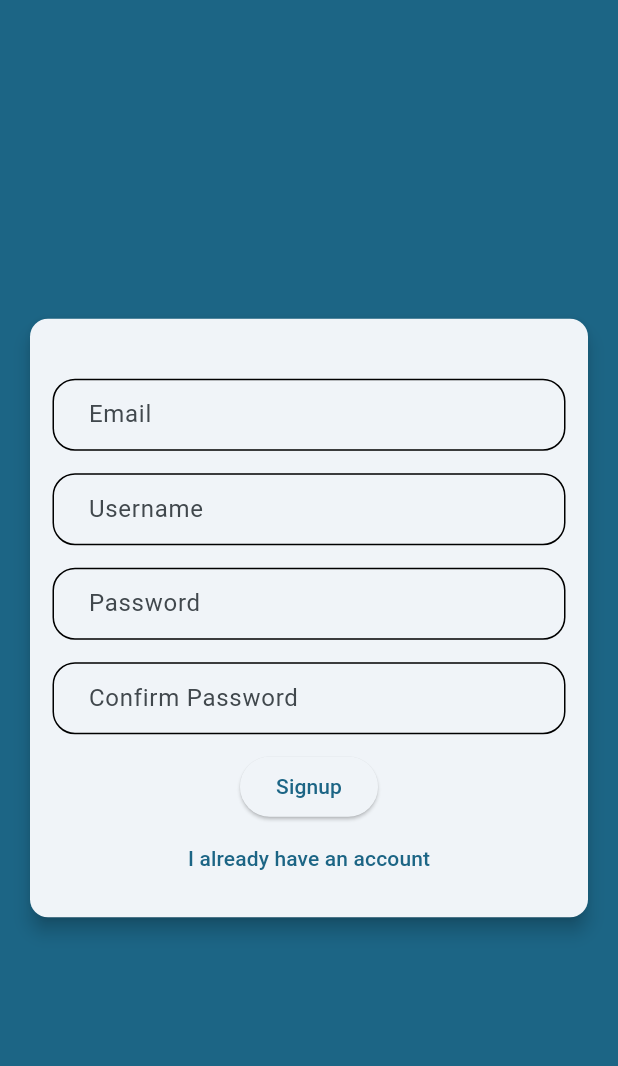
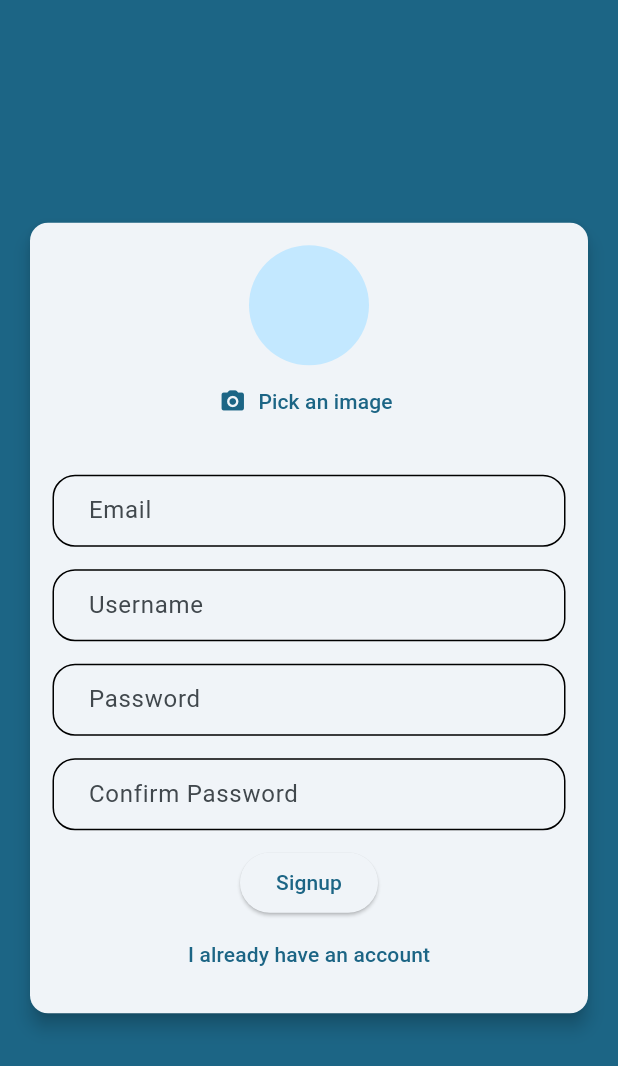
Before and after one commit to tux-1/chat-app, a Flutter app: the screen it shows after launch, after a tap on "Login", after a tap on "Create new account", on a phone screen of 412 x 824 dp. Shown: the top 1066 px of the screen. Run offline on Flutter 3.47's test engine with Material 3 defaults, Android fonts, the phone set to English and light mode, and no system bars; our stand-ins replace cloud_firestore, firebase_auth, firebase_core, firebase_storage, form_validator, image_picker; accounts and stored records are empty.

Commit message:
Image uploads + UI updates

```diff
--- a/lib/screens/chat_screen.dart
+++ b/lib/screens/chat_screen.dart
@@ -12,6 +12,7 @@ class ChatScreen extends StatelessWidget {
     return Scaffold(
       drawer: Drawer(
         child: Column(
+          mainAxisAlignment: MainAxisAlignment.spaceAround,
           children: [
             TextButton.icon(
                 onPressed: () {
--- a/lib/services/firebase_helper.dart
+++ b/lib/services/firebase_helper.dart
@@ -1,5 +1,9 @@
+import 'dart:io';
+
 import 'package:cloud_firestore/cloud_firestore.dart';
 import 'package:firebase_auth/firebase_auth.dart';
+import 'package:firebase_storage/firebase_storage.dart';
+import 'package:image_picker/image_picker.dart';
 
 import '../models/exception_message.dart';
 
@@ -11,6 +15,7 @@ class FireBaseHelper {
     required String password,
     required String username,
     required bool isLogin,
+    required XFile? file,
   }) async {
     final UserCredential authResult;
 
@@ -27,12 +32,22 @@ class FireBaseHelper {
           email: email,
           password: password,
         );
+        final ref = FirebaseStorage.instance
+            .ref()
+            .child('user_images')
+            .child('${authResult.user!.uid}.jpg');
+
+        await ref.putFile(File(file!.path)).whenComplete(() => null);
+
+        final url = await ref.getDownloadURL();
+
         await FirebaseFirestore.instance
             .collection('users/')
             .doc(authResult.user?.uid)
             .set({
           'username': username,
           'email': email,
+          'image_url': url,
         });
       }
     } on FirebaseAuthException catch (error) {
--- a/lib/widgets/auth_form.dart
+++ b/lib/widgets/auth_form.dart
@@ -1,10 +1,13 @@
 // ignore_for_file: prefer_const_constructors, prefer_const_literals_to_create_immutables
+
 
 import 'package:flutter/material.dart';
 import 'package:form_validator/form_validator.dart';
+import 'package:image_picker/image_picker.dart';
 
 import '../services/firebase_helper.dart';
 import 'custom_textformfield.dart';
+import 'image_picker.dart';
 
 class AuthForm extends StatefulWidget {
   const AuthForm({super.key});
@@ -21,6 +24,13 @@ class _AuthFormState extends State<AuthForm> {
   final _confirmPasswordController = TextEditingController();
   late bool _isLogin;
   bool _isLoading = false;
+  XFile? _userImageFile;
+
+  void _pickedImage(XFile? image) {
+    setState(() {
+      _userImageFile = image;
+    });
+  }
 
   void _setLoading(bool newLoadingStatus) {
     setState(() {
@@ -32,13 +42,26 @@ class _AuthFormState extends State<AuthForm> {
     FocusScope.of(context).unfocus();
     final isValid = _formKey.currentState?.validate();
 
+    if (_userImageFile == null && !_isLogin) {
+      ScaffoldMessenger.of(context).showSnackBar(SnackBar(
+        content: Text('Pick an image lol'),
+        backgroundColor: Theme.of(context).colorScheme.error,
+        showCloseIcon: true,
+      ));
+      return;
+    }
+
     if (isValid == true) {
       _setLoading(true);
+
+
+
       await FireBaseHelper.submitAuthForm(
         email: _emailController.text,
         password: _passwordController.text.trim(),
         isLogin: _isLogin,
         username: _usernameController.text.trim(),
+        file: _userImageFile,
       ).onError((error, stackTrace) {
         if (mounted) {
           _setLoading(false);
@@ -74,11 +97,15 @@ class _AuthFormState extends State<AuthForm> {
           child: AnimatedSize(
             duration: Durations.short3,
             child: SingleChildScrollView(
+              physics: BouncingScrollPhysics(
+                  decelerationRate: ScrollDecelerationRate.fast),
               child: Form(
                   key: _formKey,
                   child: Column(
                     mainAxisSize: MainAxisSize.min,
                     children: [
+                      if (!_isLogin)
+                        UserImagePicker(imagePickerFn: _pickedImage),
                       const SizedBox(height: 20),
                       // Email field
                       CustomTextField(
@@ -101,7 +128,6 @@ class _AuthFormState extends State<AuthForm> {
                       // Password field
                       CustomTextField(
                         key: ValueKey('password'),
-                        textInputAction: TextInputAction.done,
                         controller: _passwordController,
                         keyboardType: TextInputType.visiblePassword,
                         labelText: 'Password',
--- /dev/null
+++ b/lib/widgets/image_picker.dart
@@ -0,0 +1,48 @@
+import 'dart:io';
+
+import 'package:flutter/material.dart';
+import 'package:image_picker/image_picker.dart';
+
+class UserImagePicker extends StatefulWidget {
+  final Function(XFile? pickedImage) imagePickerFn;
+
+  const UserImagePicker({super.key, required this.imagePickerFn});
+
+  @override
+  State<UserImagePicker> createState() => _UserImagePickerState();
+}
+
+class _UserImagePickerState extends State<UserImagePicker> {
+  XFile? _pickedImage;
+
+  Future<void> _pickImage() async {
+    final pickedImageFile = await ImagePicker().pickImage(
+      source: ImageSource.gallery,
+      imageQuality: 50,
+      maxWidth: 150,
+    );
+    setState(() {
+      _pickedImage = pickedImageFile;
+    });
+    widget.imagePickerFn(_pickedImage);
+  }
+
+  @override
+  Widget build(BuildContext context) {
+    return Column(
+      children: [
+        CircleAvatar(
+          radius: 40,
+          backgroundImage:
+              _pickedImage == null ? null : FileImage(File(_pickedImage!.path)),
+        ),
+        TextButton.icon(
+            onPressed: () async {
+              await _pickImage();
+            },
+            icon: const Icon(Icons.camera_alt_rounded),
+            label: const Text('Pick an image')),
+      ],
+    );
+  }
+}
--- a/pubspec.yaml
+++ b/pubspec.yaml
@@ -32,9 +32,11 @@ dependencies:
   cupertino_icons: ^1.0.2
   firebase_auth: ^4.16.0
   firebase_core: ^2.24.2
+  firebase_storage: ^11.6.0
   flutter:
     sdk: flutter
   form_validator: ^2.1.1
+  image_picker: ^1.0.7
 
 dev_dependencies:
   flutter_lints: ^2.0.0
```
Also changed, not shown: lib/widgets/message_bubble.dart (+27 -6 lines), lib/widgets/messages.dart (+8 -3 lines), lib/widgets/new_messaage.dart (+5 -6 lines), pubspec.lock, 4 other files.
